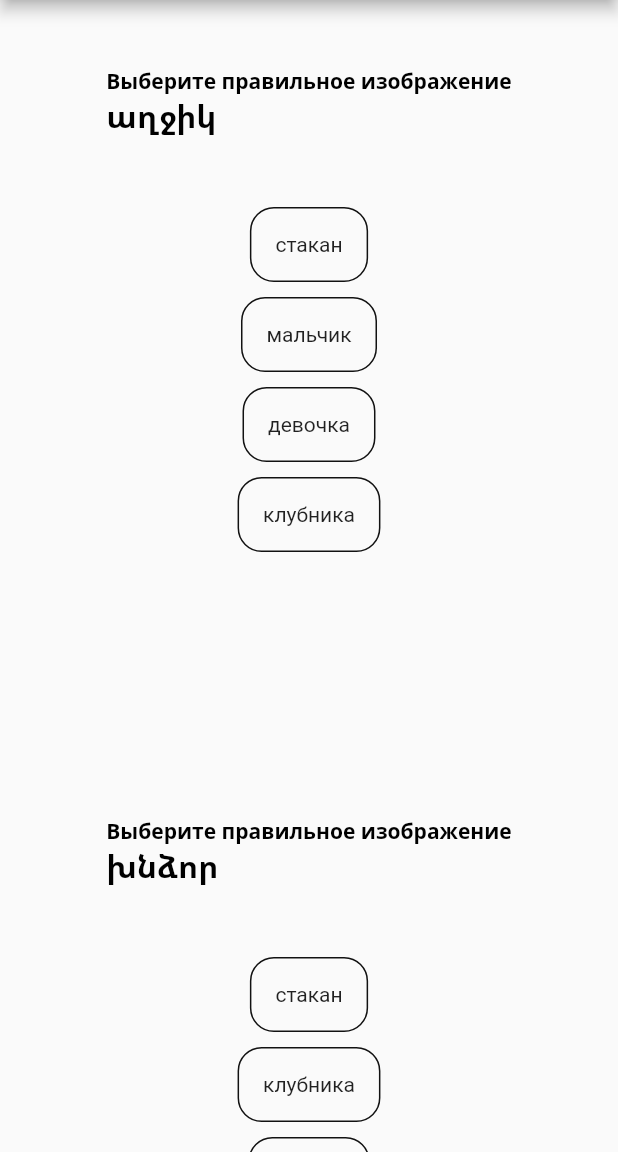
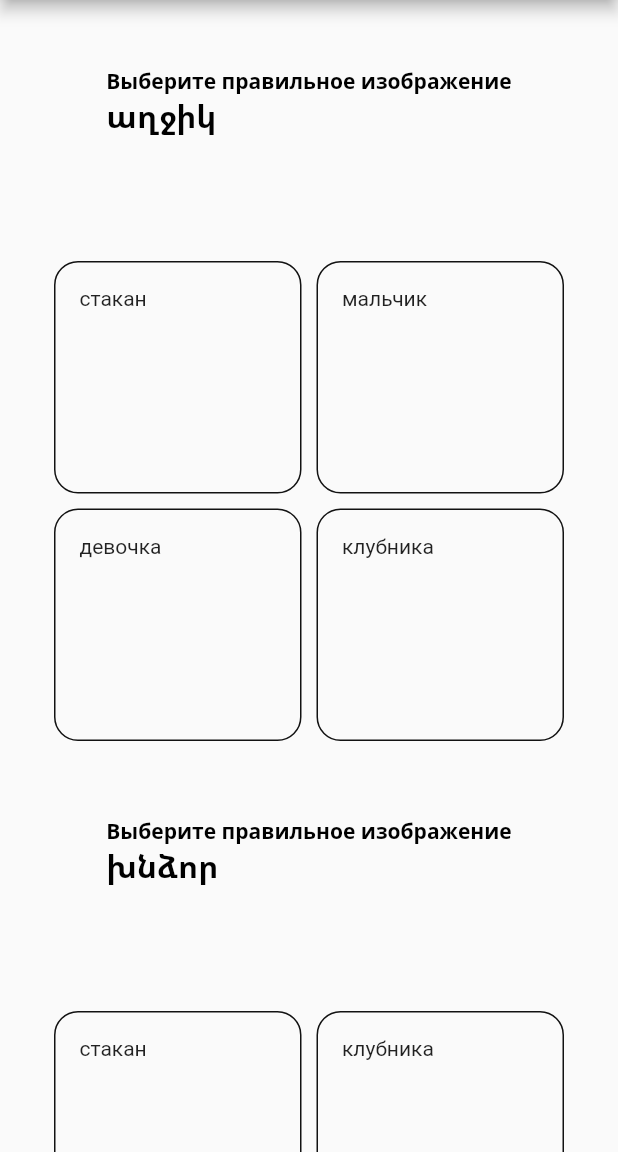
Before and after one commit to xoyk/barev, a Flutter app: the screen it shows after launch, scrolled down 3456 dp, on a phone screen of 412 x 824 dp, the part 84-1236 px from its top. Run offline on Flutter 3.47's test engine with Material 2 defaults, Android fonts, the phone set to English and light mode, and no system bars; our stand-ins replace google_fonts.

Commit message:
separate cards with GridView.count

```diff
--- a/lib/games/PickPic01.dart
+++ b/lib/games/PickPic01.dart
@@ -86,71 +86,22 @@ class Cards extends StatelessWidget {
             Container(
               child: Column(
                 children: [
-                  Card(words[1].translation),
-                  Card(words[0].translation),
-                  Card(words[3].translation),
-                  Card(words[2].translation),
+                  GridView.count(
+                      padding: EdgeInsets.all(36),
+                      crossAxisCount: 2,
+                      crossAxisSpacing: 10,
+                      shrinkWrap: true,
+                      children: [
+                        Card(words[1].translation),
+                        Card(words[0].translation),
+                        Card(words[3].translation),
+                        Card(words[2].translation),
+                      ],
+                  )
                 ],
               ),
             )
     );
-    //   GridView(
-    //     gridDelegate:
-    //       const SliverGridDelegateWithFixedCrossAxisCount(
-    //         crossAxisCount: 2,
-    //         mainAxisSpacing: 24,
-    //         crossAxisSpacing: 12,
-    //       ),
-    //   primary: false,
-    //   padding: const EdgeInsets.all(20),
-    //   children: <Widget>[
-    //     GestureDetector(
-    //       onTap: () {
-    //         print('clicked!');
-    //       },
-    //       child: Container(
-    //         padding: const EdgeInsets.all(8),
-    //         height: 500,
-    //         color: Colors.blue[400],
-    //         child:
-    //         Text(
-    //           'sdflsfsf'
-    //           // _active_words[0].translation
-    //         ),
-    //       ),
-    //     ),
-    //     Container(
-    //       padding: const EdgeInsets.all(8),
-    //       height: 500,
-    //       color: Colors.teal[800],
-    //       child:
-    //         Text(
-    //             'sdflsfsf'
-    //             // _active_words[1].translation
-    //         ),
-    //     ),
-    //     Container(
-    //       padding: const EdgeInsets.all(8),
-    //       height: 500,
-    //       color: Colors.red[200],
-    //       child:
-    //       Text(
-    //           'sdflsfsf'
-    //           // _active_words[2].translation
-    //       ),
-    //     ),
-    //     Container(
-    //       padding: const EdgeInsets.all(8),
-    //       height: 500,
-    //       color: Colors.purple[200],
-    //       child:
-    //       Text(
-    //           'sdflsfsf'
-    //           // _active_words[3].translation
-    //       ),
-    //     ),
-    //   ],
-    // );
   }
 
   Container Card(text) => Container(
```
Also changed, not shown: 1 other file.
